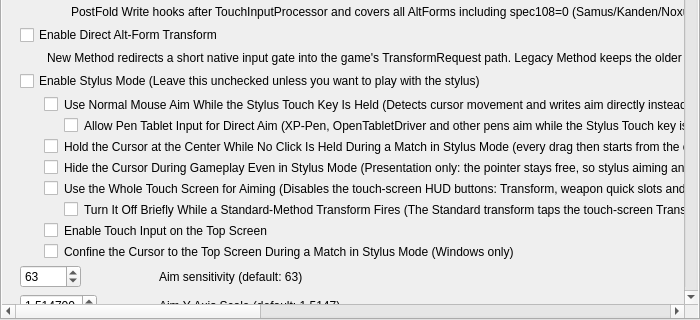
Above: src/frontend/qt_sdl/InputConfig/MelonPrimeInputConfig.ui from ag-advania/melonPrimeDS before the change; both pictures show x 0 to 700 and y 180 to 500 of the 700 by 500 pixel window. Below: the same form after it.
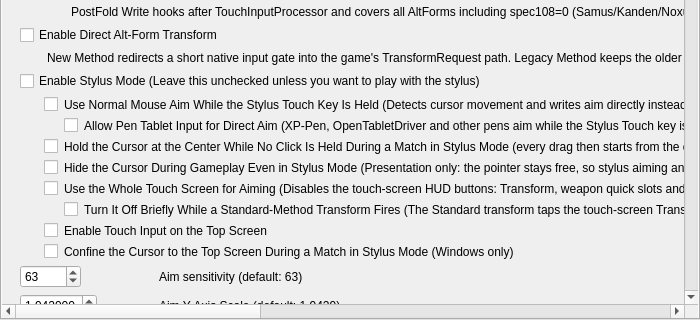
That is the form after the change. The open tabs and pages were chosen to show the change.

Commit message: Set aim Y-axis scale default to 1.9429

```diff
--- a/src/frontend/qt_sdl/InputConfig/MelonPrimeInputConfig.ui
+++ b/src/frontend/qt_sdl/InputConfig/MelonPrimeInputConfig.ui
@@ -227,14 +227,14 @@
 													<number>6</number>
 												</property>
 												<property name="value">
-													<double>1.514700</double>
+													<double>1.942900</double>
 												</property>
 											</widget>
 										</item>
 										<item row="20" column="1">
 											<widget class="QLabel" name="metroidAimYAxisScaleLabel">
 												<property name="text">
-													<string>Aim Y-Axis Scale (default: 1.5147)</string>
+													<string>Aim Y-Axis Scale (default: 1.9429)</string>
 												</property>
 											</widget>
 										</item>
```
Left out of the diff: 2 changed lines with no effect on the pictures. The commit also changes 3 other files.
